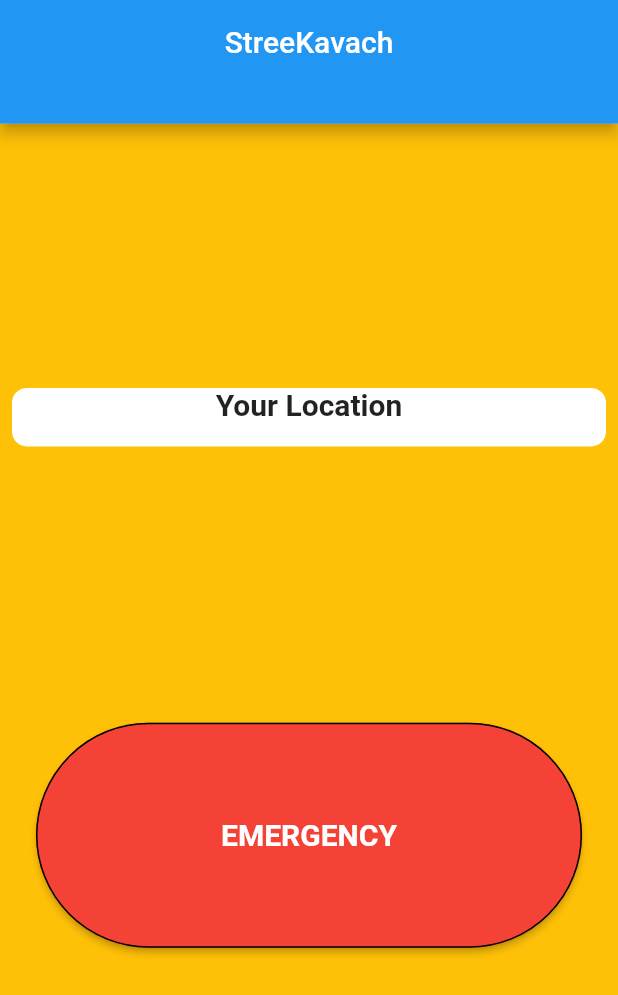
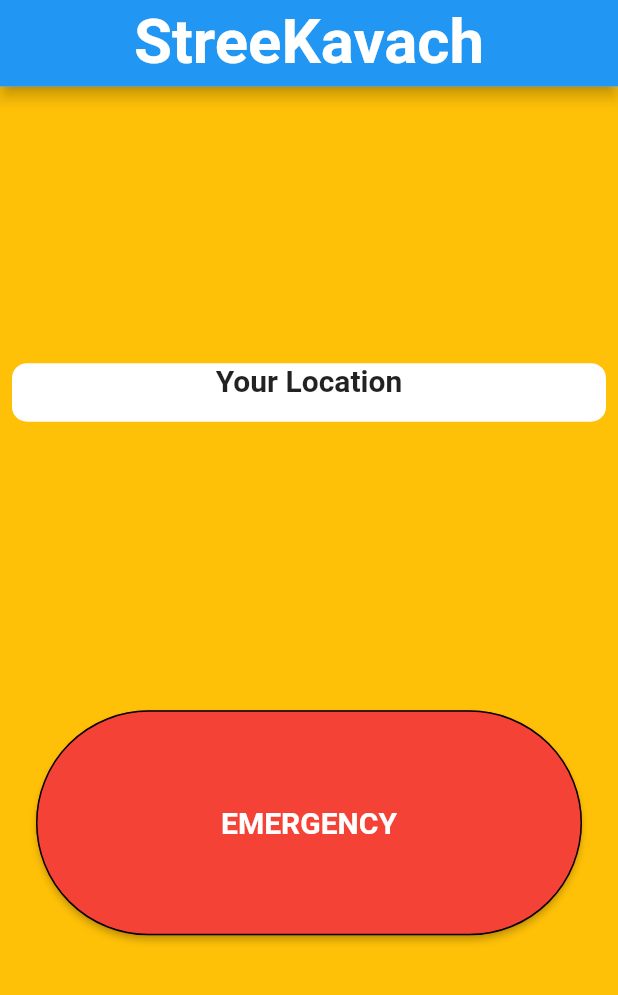
Before and after one commit to SanketSarmalkar/Stree_Kavach, a Flutter app: the screen it shows after launch, on a phone screen of 412 x 824 dp. Shown: the top 995 px of the screen. Run offline on Flutter 3.47's test engine with Material 2 defaults, Android fonts, the phone set to English and light mode, and no system bars; our stand-ins replace geocoding, get, google_maps_flutter, location, permission_handler; missing offline and left inert: flutter_phone_direct_caller, geocode, telephony.

Commit message:
permissions screen added

```diff
--- a/lib/components/app_bar_mode.dart
+++ b/lib/components/app_bar_mode.dart
@@ -17,7 +17,12 @@ class _AppBarModeState extends State<AppBarMode> {
     var deviceWidth = MediaQuery.of(context).size.width;
     var deviceHeight = MediaQuery.of(context).size.height;
     return AppBar(
-      title: Center(child: Text(widget.title)),
+      title: Center(
+          child: Text(
+        widget.title,
+        style:
+            TextStyle(fontWeight: FontWeight.bold, fontSize: deviceWidth * 0.1),
+      )),
     );
   }
 }
--- a/lib/screens/home.dart
+++ b/lib/screens/home.dart
@@ -8,6 +8,7 @@ import 'package:stree_kavach/controller/geocoding_location.dart';
 import 'package:stree_kavach/controller/permissions_handler.dart';
 import 'package:stree_kavach/controller/service.dart';
 import 'package:stree_kavach/screens/google_map_sample.dart';
+import 'package:stree_kavach/screens/request_access.dart';
 import 'package:url_launcher/url_launcher.dart';
 
 class Home extends StatefulWidget {
@@ -20,20 +21,24 @@ class Home extends StatefulWidget {
 class _HomeState extends State<Home> {
   Service service = Get.put(Service());
   GeocodingLocation geocodingLocation = Get.put(GeocodingLocation());
-  PermissionsHandler permissionsController = PermissionsHandler();
+  PermissionsHandler permissionsController = Get.put(PermissionsHandler());
 
   @override
   Widget build(BuildContext context) {
     var deviceWidth = MediaQuery.of(context).size.width;
     var deviceHeight = MediaQuery.of(context).size.height;
-    return Scaffold(
+    permissionsController.checkService();
+    return Obx(
+      () => Scaffold(
         appBar: PreferredSize(
-        preferredSize: Size.fromHeight(deviceHeight * 0.1),
+          preferredSize: Size.fromHeight(deviceHeight * 0.07),
           child: AppBarMode(
             title: "StreeKavach",
           ),
         ),
-      body: Container(
+        body: (permissionsController.allPermissionsGranted == "0")
+            ? RequestAccess()
+            : Container(
                 color: Colors.amber,
                 child: Padding(
                   padding: const EdgeInsets.all(8.0),
@@ -72,6 +77,7 @@ class _HomeState extends State<Home> {
                     ],
                   ),
                 )),
+      ),
     );
   }
 }
```
Also changed, not shown: lib/controller/permissions_handler.dart (+9 -18 lines), lib/screens/request_access.dart (added, +55 -0 lines). Lines whose indentation alone changed are shown as unchanged.
